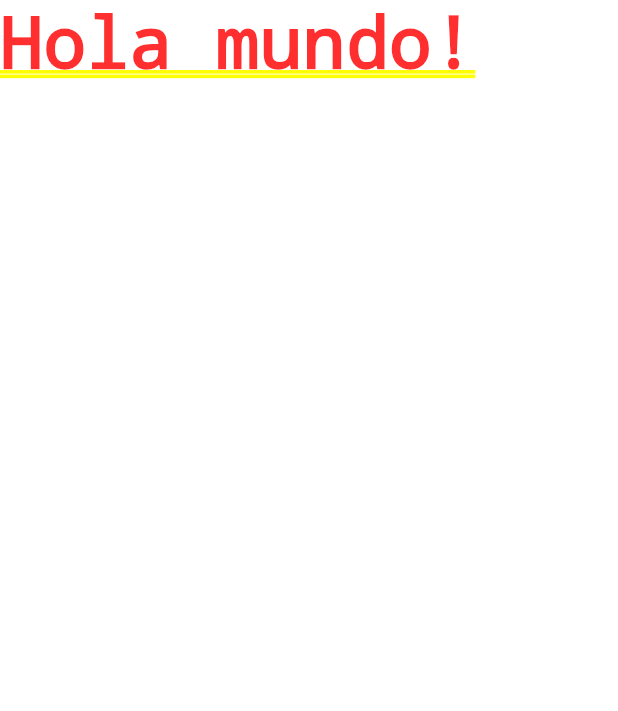
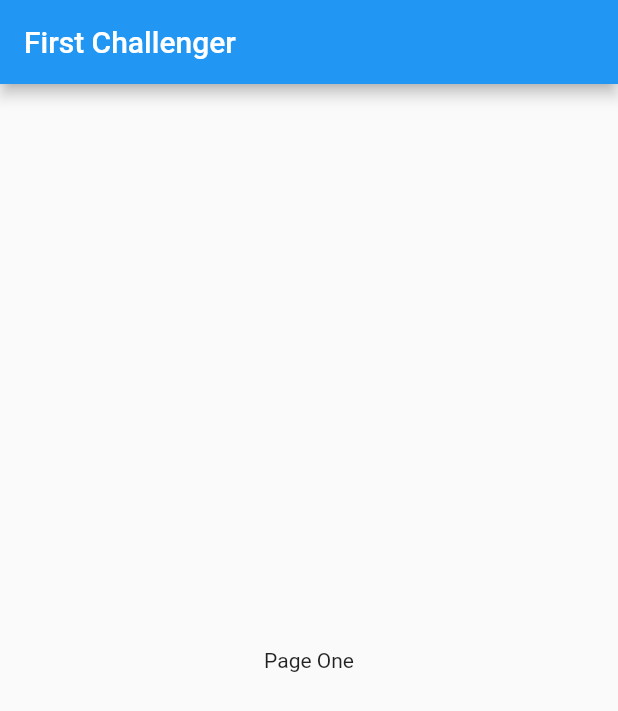
Before and after one commit to josemayazo/flutter_reto_1, a Flutter app: the screen it shows after launch, on a phone screen of 412 x 824 dp. Shown: the top 711 px of the screen. Run offline on Flutter 3.47's test engine with Material 2 defaults, Android fonts, the phone set to English and light mode, and no system bars.

Commit message:
Mini estructura

```diff
--- a/lib/main.dart
+++ b/lib/main.dart
@@ -1,4 +1,5 @@
 import 'package:flutter/material.dart';
+import 'pageOne.dart';
 
 void main() {
   runApp(const MyApp());
@@ -13,9 +14,7 @@ class MyApp extends StatelessWidget {
       theme: ThemeData(
         primarySwatch: Colors.blue,
       ),
-      home: Container(
-        child: Text("Hola mundo!")
-      ),
+      home: PageOne()
     );
   }
 }
--- a/lib/pageOne.dart
+++ b/lib/pageOne.dart
@@ -0,0 +1,15 @@
+import 'package:flutter/material.dart';
+
+class PageOne extends StatelessWidget{
+  @override
+  Widget build(BuildContext context){
+    return Scaffold(
+      appBar: AppBar(
+        title: Text('First Challenger'),
+      ),
+      body: Center(
+        child: Text('Page One'),
+      ),
+    );
+  }
+}
--- a/lib/pageTwo.dart
+++ b/lib/pageTwo.dart
@@ -0,0 +1,15 @@
+import 'package:flutter/material.dart';
+
+class PageTwo extends StatelessWidget{
+  @override
+  Widget build(BuildContext context){
+    return Scaffold(
+      appBar: AppBar(
+        title: Text('First Challenger'),
+      ),
+      body: Center(
+        child: Text('Page Two'),
+      ),
+    );
+  }
+}
```
